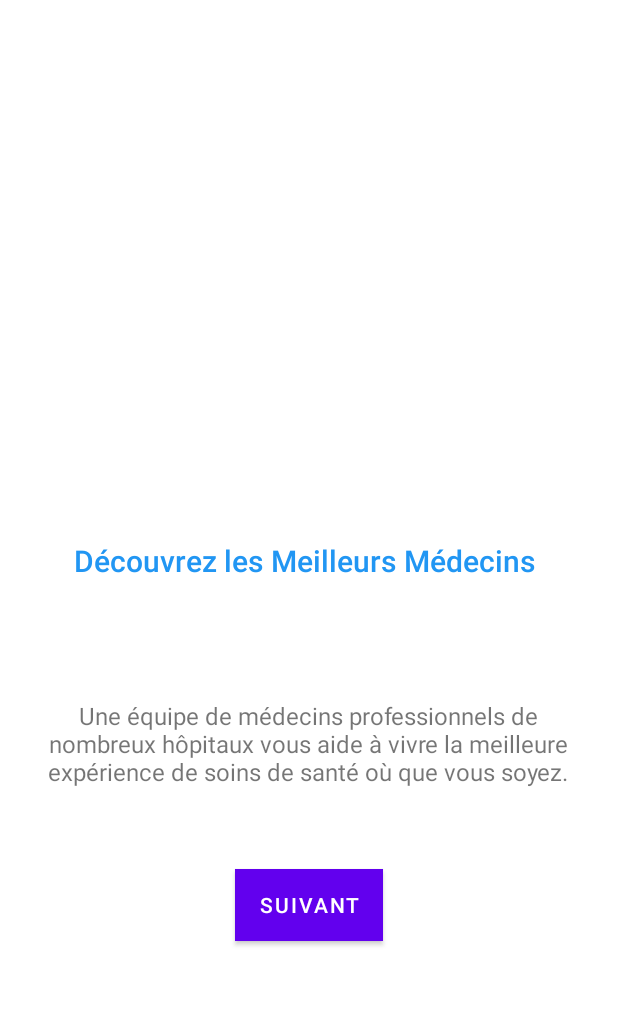
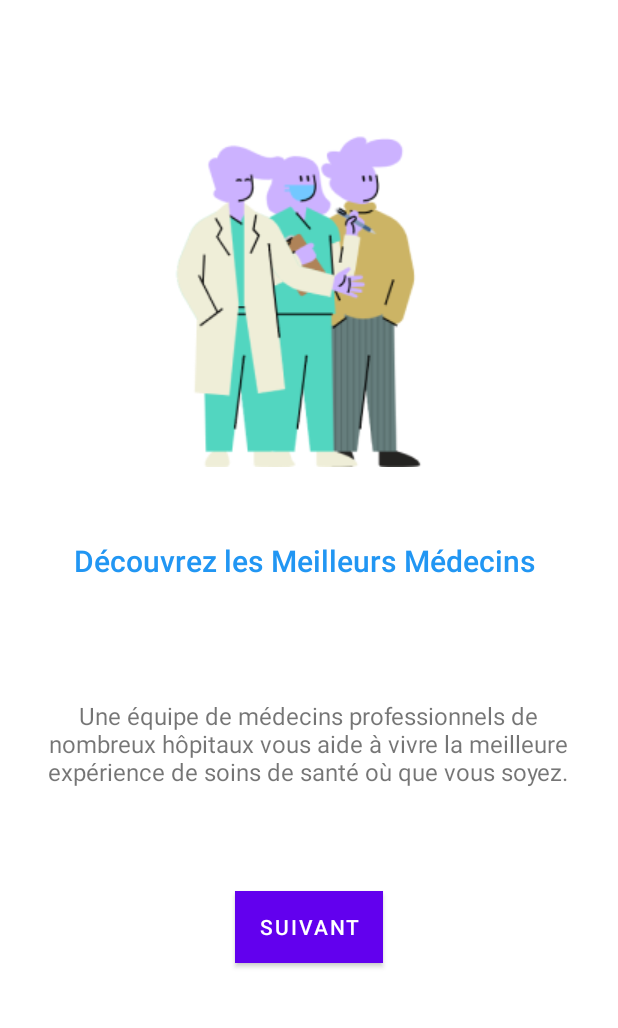
Before and after one commit to nouhelion/didactic-chainsaw, an Android app: the screen it shows after launch (MainActivity), on a phone screen of 412 x 824 dp, the part 131-1159 px from its top. Run offline under Robolectric (Android 15) with nearby library versions, the phone set to English and light mode, and no system bars.

Commit message:
first page almost done

```diff
--- a/app/src/main/res/layout/activity_main.xml
+++ b/app/src/main/res/layout/activity_main.xml
@@ -79,15 +79,32 @@
         android:layout_marginStart="158dp"
         android:layout_marginTop="54dp"
         android:layout_marginEnd="159dp"
-        android:layout_marginBottom="58dp"
+        android:layout_marginBottom="45dp"
         android:background="@color/blue"
+        android:backgroundTint="@color/blue"
         android:text="@string/suivant"
         app:layout_constraintBottom_toBottomOf="parent"
         app:layout_constraintEnd_toEndOf="parent"
         app:layout_constraintHorizontal_bias="0.4"
         app:layout_constraintStart_toStartOf="parent"
         app:layout_constraintTop_toBottomOf="@+id/textView3"
-        app:layout_constraintVertical_bias="0.0"
+        app:layout_constraintVertical_bias="1.0"
+        app:rippleColor="@color/blue"
         tools:ignore="TextContrastCheck" />
 
+    <ImageView
+        android:id="@+id/imageView"
+        android:layout_width="wrap_content"
+        android:layout_height="wrap_content"
+        android:layout_marginStart="97dp"
+        android:layout_marginTop="59dp"
+        android:layout_marginEnd="98dp"
+        android:layout_marginBottom="20dp"
+        android:contentDescription="@string/img1"
+        app:layout_constraintBottom_toTopOf="@+id/textView2"
+        app:layout_constraintEnd_toEndOf="parent"
+        app:layout_constraintStart_toStartOf="parent"
+        app:layout_constraintTop_toBottomOf="@+id/textView"
+        app:srcCompat="@drawable/first_page" />
+
 </androidx.constraintlayout.widget.ConstraintLayout>
--- a/app/src/main/res/values/strings.xml
+++ b/app/src/main/res/values/strings.xml
@@ -5,4 +5,6 @@
     <string name="firstPP">Découvrez les Meilleurs Médecins</string>
     <string name="firstP2p">Une équipe de médecins professionnels de nombreux hôpitaux vous aide à vivre la meilleure expérience de soins de santé où que vous soyez.</string>
     <string name="suivant">Suivant</string>
+         <!--  descriptions for images -->
+    <string name="img1">image one</string>
 </resources>
```
